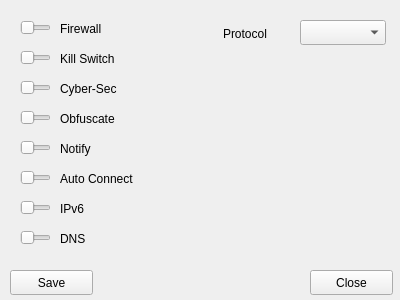
The window that vizu/config.ui (bitSheriff/norsevpn) describes before a commit, drawn with Qt 5.
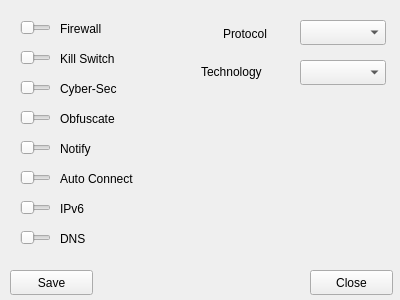
The same window after the commit. Icons and pictures are not drawn.

Commit message: added technology configuration

Diff of the .ui file:
```diff
--- a/vizu/config.ui
+++ b/vizu/config.ui
@@ -351,6 +351,38 @@
     <string>Protocol</string>
    </property>
   </widget>
+  <widget class="QComboBox" name="cb_technology">
+   <property name="geometry">
+    <rect>
+     <x>300</x>
+     <y>60</y>
+     <width>86</width>
+     <height>25</height>
+    </rect>
+   </property>
+   <property name="sizeAdjustPolicy">
+    <enum>QComboBox::AdjustToMinimumContentsLength</enum>
+   </property>
+   <property name="frame">
+    <bool>true</bool>
+   </property>
+   <property name="modelColumn">
+    <number>0</number>
+   </property>
+  </widget>
+  <widget class="QLabel" name="label_technology">
+   <property name="geometry">
+    <rect>
+     <x>201</x>
+     <y>62</y>
+     <width>81</width>
+     <height>20</height>
+    </rect>
+   </property>
+   <property name="text">
+    <string>Technology</string>
+   </property>
+  </widget>
  </widget>
  <resources/>
  <connections/>
```
Left out of the diff: 20 changed lines with no effect on the pictures. The commit also changes 2 other files.
